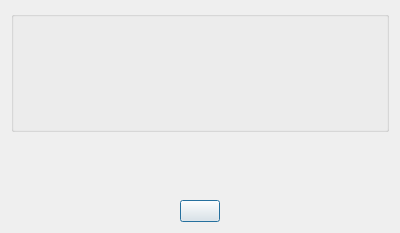
Above: Meter/helpabout.ui from cagavriloaie/WFlowLab before the change. Below: the same form after it.
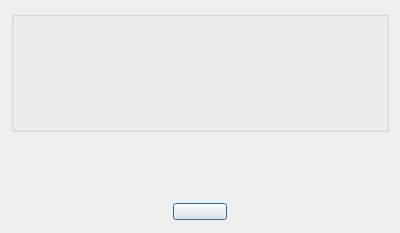
That is the form after the change. Icons and pictures are not drawn.

What changed in the file:
```diff
--- a/Meter/helpabout.ui
+++ b/Meter/helpabout.ui
@@ -29,6 +29,11 @@
    <iconset>
     <normaloff>WStreamLab.ico</normaloff>WStreamLab.ico</iconset>
   </property>
+  <property name="styleSheet">
+   <string notr="true">QPushButton:hover {
+       background-color: #d7d9d7;
+}</string>
+  </property>
   <layout class="QGridLayout" name="gridLayout">
    <item row="0" column="0">
     <layout class="QVBoxLayout" name="verticalLayout_2">
@@ -165,6 +170,12 @@
        </item>
        <item>
         <widget class="QPushButton" name="pbClose">
+         <property name="styleSheet">
+          <string notr="true"> padding-left: 10px; 
+ padding-top: 1px; 
+ padding-right: 10px;
+ padding-down: 10px; </string>
+         </property>
          <property name="text">
           <string/>
          </property>
```
